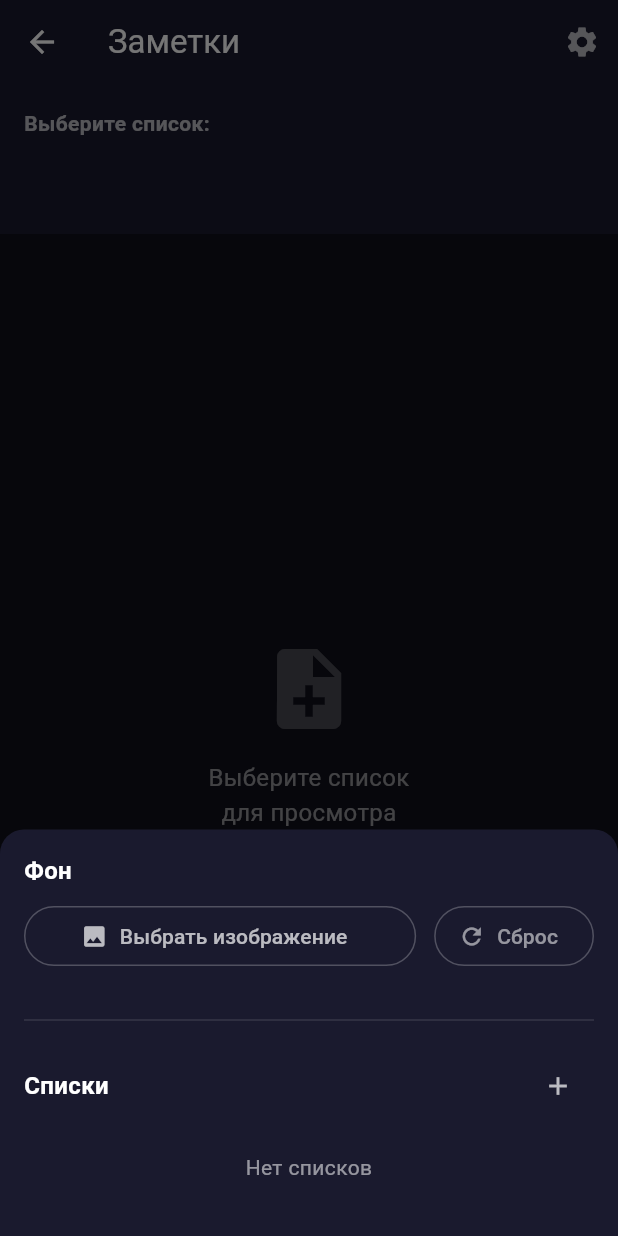
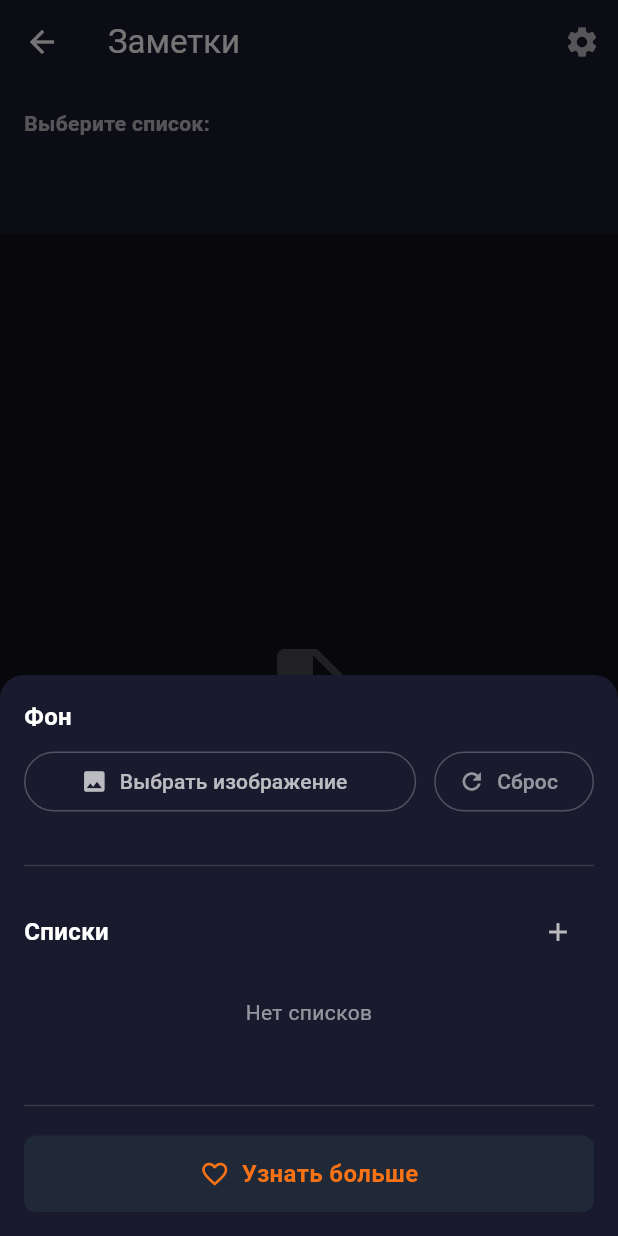
Before and after one commit to nik275ya-max/dfb, a Flutter app: the NotesScreen screen opened directly with empty values, after a tap on the "settings" icon, on a phone screen of 412 x 824 dp. Run offline on Flutter 3.47's test engine with Material 3 defaults, Android fonts, the phone set to English and light mode, and no system bars; our stand-ins replace image_picker, shared_preferences, vibration; accounts and stored records are empty.

Commit message:
Кнопка 'Узнать больше' в настройках, название ForceNotes

```diff
--- a/lib/screens/notes_screen.dart
+++ b/lib/screens/notes_screen.dart
@@ -1,5 +1,6 @@
 import 'package:flutter/material.dart';
 import 'package:image_picker/image_picker.dart';
+import 'package:url_launcher/url_launcher.dart';
 import '../models/force_list.dart';
 import '../services/storage_service.dart';
 
@@ -137,6 +138,35 @@ class _NotesScreenState extends State<NotesScreen> {
             )
           else
             ..._lists.map((list) => _buildListTile(list, setSheetState)),
+          const SizedBox(height: 24),
+          const Divider(color: Colors.white12),
+          const SizedBox(height: 12),
+          GestureDetector(
+            onTap: () => launchUrl(Uri.parse('https://t.me/magic_tec')),
+            child: Container(
+              width: double.infinity,
+              padding: const EdgeInsets.symmetric(horizontal: 16, vertical: 14),
+              decoration: BoxDecoration(
+                color: const Color(0xFF1F2937),
+                borderRadius: BorderRadius.circular(8),
+              ),
+              child: const Row(
+                mainAxisAlignment: MainAxisAlignment.center,
+                children: [
+                  Icon(Icons.favorite_border, color: Color(0xFFF97316), size: 20),
+                  SizedBox(width: 8),
+                  Text(
+                    'Узнать больше',
+                    style: TextStyle(
+                      color: Color(0xFFF97316),
+                      fontSize: 16,
+                      fontWeight: FontWeight.w600,
+                    ),
+                  ),
+                ],
+              ),
+            ),
+          ),
         ],
       ),
     );
--- a/pubspec.yaml
+++ b/pubspec.yaml
@@ -36,6 +36,7 @@ dependencies:
   flutter_svg: ^2.0.9
   image_picker: ^1.0.4
   vibration: ^3.2.0
+  url_launcher: ^6.2.6
 
 dev_dependencies:
   flutter_test:
```
Also changed, not shown: pubspec.lock, 1 other file.
